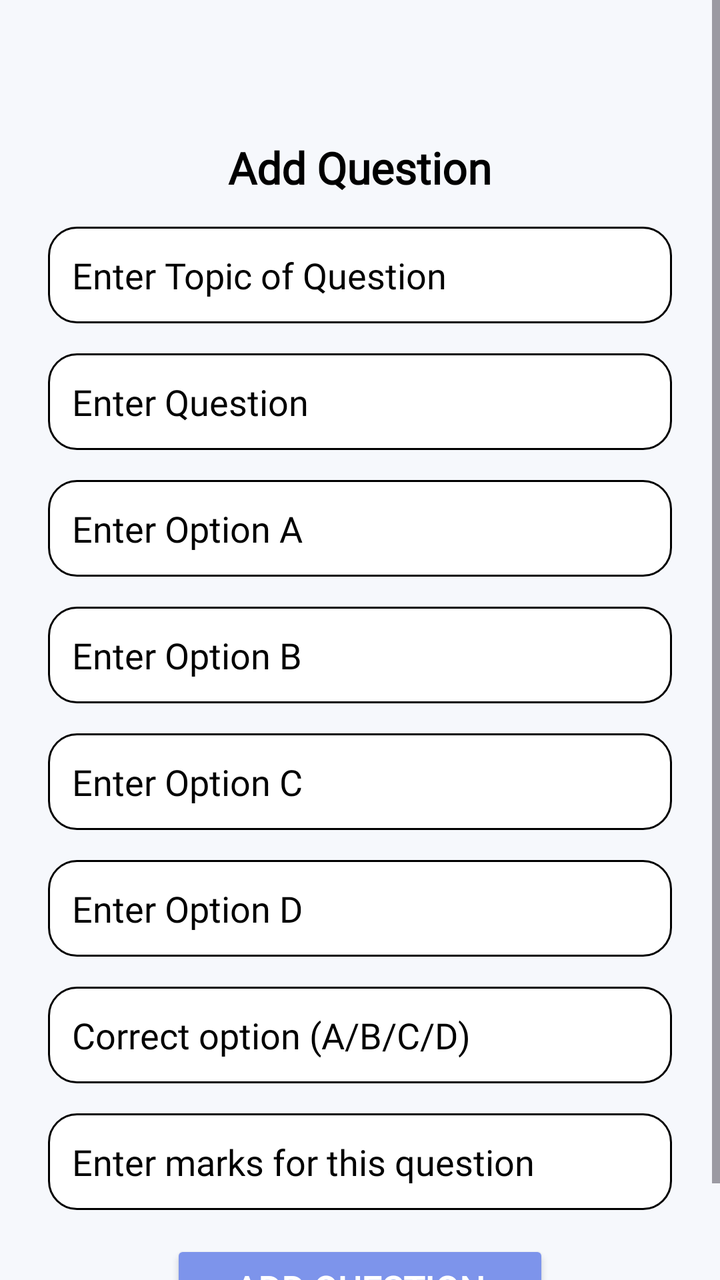
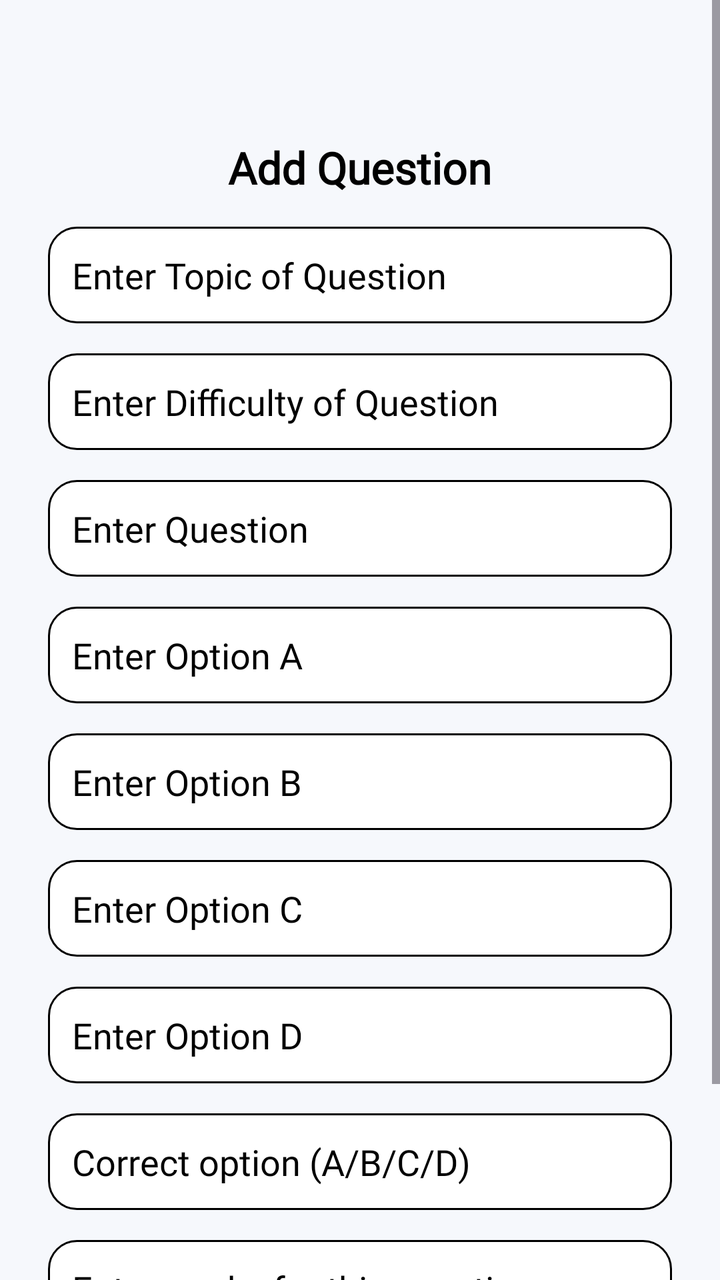

Screens rendered from an Android XML layout before and after an edit, with the pre-edit source and the edit as a unified diff.
<!-- AndroidManifest.xml: application theme Theme.EduQuiz -->
<!-- res/layout/activity_add_question.xml -->
<?xml version="1.0" encoding="utf-8"?>
<ScrollView
    xmlns:android="http://schemas.android.com/apk/res/android"
    xmlns:tools="http://schemas.android.com/tools"
    android:layout_width="match_parent"
    android:layout_height="match_parent"
    android:background="#F6F8FC"
    tools:context=".teacheractivities.AddQuestionActivity">

    <LinearLayout
        android:layout_width="match_parent"
        android:layout_height="match_parent"
        android:orientation="vertical"
        android:padding="24dp"
        android:gravity="center_horizontal">

        
        <TextView
            android:layout_width="wrap_content"
            android:layout_height="wrap_content"
            android:text="Add Question"
            android:textSize="22sp"
            android:textStyle="bold"
            android:textColor="@color/black"
            android:fontFamily="@font/adamina"
            android:layout_marginBottom="15dp"
            android:layout_marginTop="45dp"/>
        <EditText
            android:id="@+id/etaddquestionquestiontopic"
            android:layout_width="match_parent"
            android:layout_height="wrap_content"
            android:hint="Enter Topic of Question"
            android:textSize="18sp"
            android:fontFamily="@font/alice"
            android:textColorHint="@color/black"
            android:textColor="@color/black"
            android:inputType="text"
            android:background="@drawable/edit2"
            android:padding="12dp"
            android:layout_marginBottom="15dp" />

        
        <EditText
            android:id="@+id/etaddquestionquestion"
            android:layout_width="match_parent"
            android:layout_height="wrap_content"
            android:hint="Enter Question"
            android:textSize="18sp"
            android:fontFamily="@font/alice"
            android:textColorHint="@color/black"
            android:textColor="@color/black"
            android:inputType="text"
            android:background="@drawable/edit2"
            android:padding="12dp"
            android:layout_marginBottom="15dp" />

        
        <EditText
            android:id="@+id/etaddquestionoptiona"
            android:layout_width="match_parent"
            android:layout_height="wrap_content"
            android:hint="Enter Option A"
            android:textSize="18sp"
            android:fontFamily="@font/alice"
            android:textColorHint="@color/black"
            android:textColor="@color/black"
            android:inputType="text"
            android:background="@drawable/edit2"
            android:padding="12dp"
            android:layout_marginBottom="15dp" />

        <EditText
            android:id="@+id/etaddquestionoptionb"
            android:layout_width="match_parent"
            android:layout_height="wrap_content"
            android:hint="Enter Option B"
            android:textSize="18sp"
            android:fontFamily="@font/alice"
            android:textColorHint="@color/black"
            android:textColor="@color/black"
            android:inputType="text"
            android:background="@drawable/edit2"
            android:padding="12dp"
            android:layout_marginBottom="15dp" />

        <EditText
            android:id="@+id/etaddquestionoptionc"
            android:layout_width="match_parent"
            android:layout_height="wrap_content"
            android:hint="Enter Option C"
            android:textSize="18sp"
            android:fontFamily="@font/alice"
            android:textColorHint="@color/black"
            android:textColor="@color/black"
            android:inputType="text"
            android:background="@drawable/edit2"
            android:padding="12dp"
            android:layout_marginBottom="15dp" />

        <EditText
            android:id="@+id/etaddquestionoptiond"
            android:layout_width="match_parent"
            android:layout_height="wrap_content"
            android:hint="Enter Option D"
            android:textSize="18sp"
            android:fontFamily="@font/alice"
            android:textColorHint="@color/black"
            android:textColor="@color/black"
            android:inputType="text"
            android:background="@drawable/edit2"
            android:padding="12dp"
            android:layout_marginBottom="15dp" />

        <EditText
            android:id="@+id/etaddquestioncorrectoption"
            android:layout_width="match_parent"
            android:layout_height="wrap_content"
            android:hint="Correct option (A/B/C/D) "
            android:textSize="18sp"
            android:fontFamily="@font/alice"
            android:textColorHint="@color/black"
            android:textColor="@color/black"
            android:inputType="text"
            android:background="@drawable/edit2"
            android:padding="12dp"
            android:layout_marginBottom="15dp" />

        <EditText
            android:id="@+id/etaddquestionmarks"
            android:layout_width="match_parent"
            android:layout_height="wrap_content"
            android:hint="Enter marks for this question"
            android:textSize="18sp"
            android:fontFamily="@font/alice"
            android:textColorHint="@color/black"
            android:textColor="@color/black"
            android:inputType="text"
            android:background="@drawable/edit2"
            android:padding="12dp"
            android:layout_marginBottom="15dp" />

        <androidx.appcompat.widget.AppCompatButton
            android:id="@+id/btnaddquestionadd"
            android:layout_width="wrap_content"
            android:layout_height="wrap_content"
            android:textStyle="bold"
            android:textSize="18sp"
            android:text="Add Question"
            android:textColor="@color/white"
            android:fontFamily="@font/alice"
            android:backgroundTint="@color/blue"
            android:paddingHorizontal="32dp"
            android:paddingVertical="12dp"/>
    </LinearLayout>
</ScrollView>
<!-- resources referenced by this layout -->
<resources>
  <color name="black">#FF000000</color>
  <color name="blue">#7D94EB</color>
  <color name="white">#FFFFFFFF</color>
  <!-- drawable edit2 (drawable) -->
  <?xml version="1.0" encoding="utf-8"?>
  <shape xmlns:android="http://schemas.android.com/apk/res/android">
      <corners android:radius="14dp"/>
      <stroke android:color="@color/black" android:width="0.9dp"/>
      <solid android:color="@color/white"/>
      <size android:height="10dp"/>
  </shape>
  <style name="Theme.EduQuiz" parent="Base.Theme.EduQuiz" />
  <style name="Base.Theme.EduQuiz" parent="Theme.Material3.DayNight.NoActionBar">
          
          
      </style>
</resources>

<!-- the commit's change to res/layout/activity_add_question.xml (unified diff, before → after) -->
@@ -30,6 +30,20 @@
             android:layout_width="match_parent"
             android:layout_height="wrap_content"
             android:hint="Enter Topic of Question"
+            android:textSize="18sp"
+            android:fontFamily="@font/alice"
+            android:textColorHint="@color/black"
+            android:textColor="@color/black"
+            android:inputType="text"
+            android:background="@drawable/edit2"
+            android:padding="12dp"
+            android:layout_marginBottom="15dp" />
+
+        <EditText
+            android:id="@+id/etaddquestiondifficulty"
+            android:layout_width="match_parent"
+            android:layout_height="wrap_content"
+            android:hint="Enter Difficulty of Question"
             android:textSize="18sp"
             android:fontFamily="@font/alice"
             android:textColorHint="@color/black"
